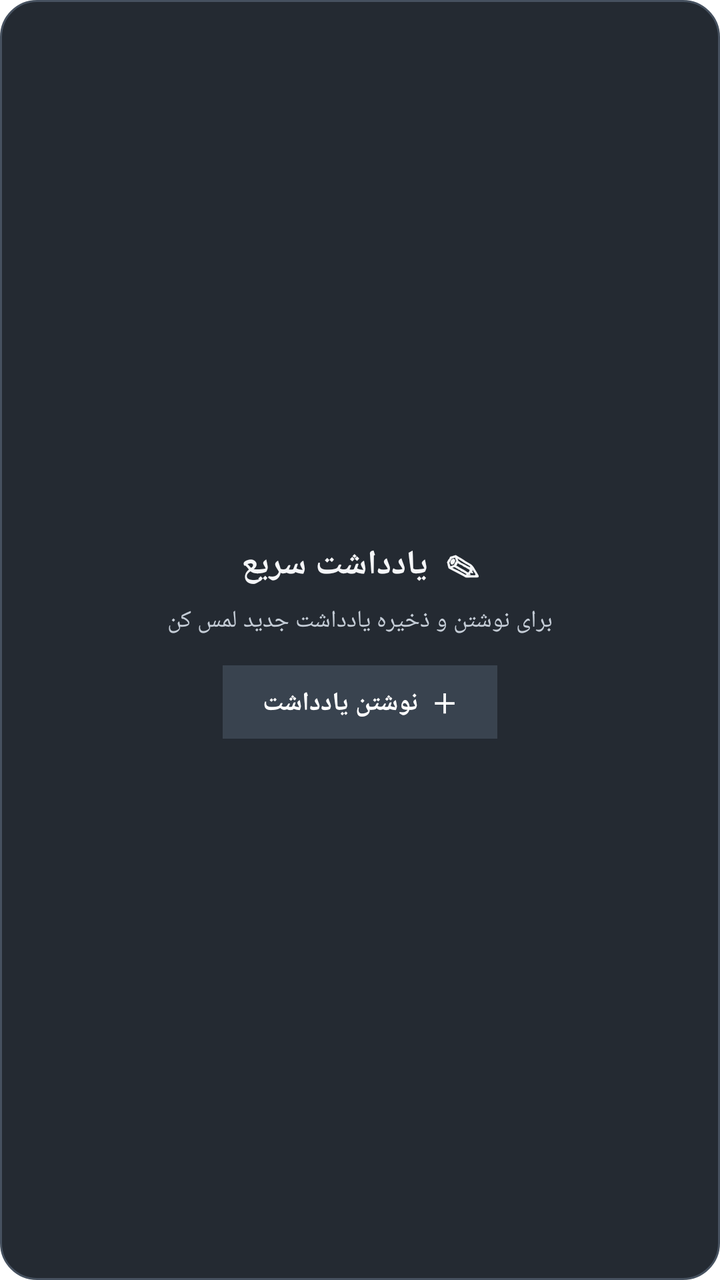
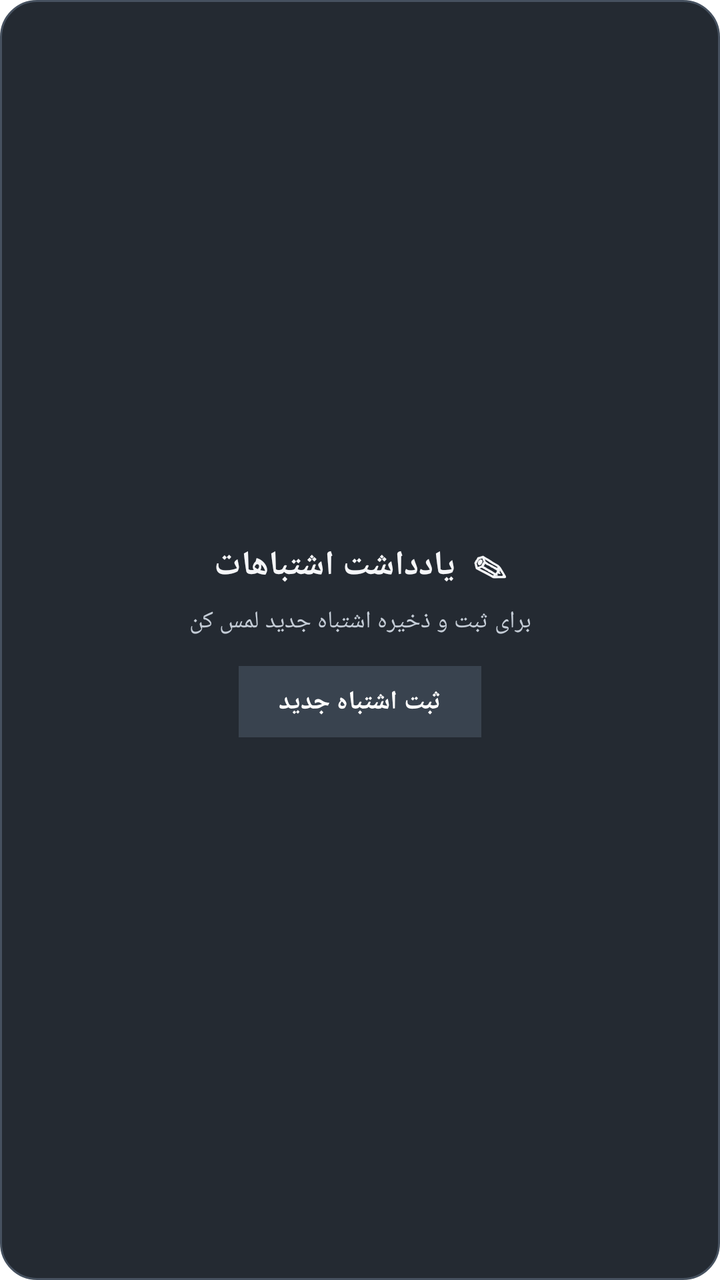

Two renders of the same Android screen: before a commit and after it. Below are the layout's source before the change and the commit's diff.
<!-- AndroidManifest.xml: fallback theme Theme.MaterialComponents.DayNight.NoActionBar -->
<!-- res/layout/quick_note_widget.xml -->
<?xml version="1.0" encoding="utf-8"?>
<LinearLayout xmlns:android="http://schemas.android.com/apk/res/android"
    android:id="@+id/quick_note_root"
    android:layout_width="match_parent"
    android:layout_height="match_parent"
    android:background="@drawable/notebook_widget_background"
    android:clickable="true"
    android:focusable="true"
    android:gravity="center"
    android:orientation="vertical"
    android:padding="16dp"
    android:layoutDirection="locale">

    <TextView
        android:layout_width="match_parent"
        android:layout_height="wrap_content"
        android:gravity="center"
        android:text="✎  یادداشت سریع"
        android:textColor="#F5F6F8"
        android:textSize="17sp"
        android:textStyle="bold" />

    <TextView
        android:layout_width="match_parent"
        android:layout_height="wrap_content"
        android:layout_marginTop="8dp"
        android:gravity="center"
        android:text="برای نوشتن و ذخیره یادداشت جدید لمس کن"
        android:textColor="#C4CCD6"
        android:textSize="12sp" />

    <TextView
        android:id="@+id/quick_note_open"
        android:layout_width="wrap_content"
        android:layout_height="wrap_content"
        android:layout_marginTop="14dp"
        android:background="#39434F"
        android:paddingStart="20dp"
        android:paddingTop="9dp"
        android:paddingEnd="20dp"
        android:paddingBottom="9dp"
        android:text="＋  نوشتن یادداشت"
        android:textColor="#FFFFFF"
        android:textSize="13sp"
        android:textStyle="bold" />
</LinearLayout>
<!-- resources referenced by this layout -->
<resources>
  <!-- drawable notebook_widget_background (drawable) -->
  <?xml version="1.0" encoding="utf-8"?>
  <shape xmlns:android="http://schemas.android.com/apk/res/android" android:shape="rectangle">
      <solid android:color="#242A32" />
      <corners android:radius="18dp" />
      <stroke android:width="1dp" android:color="#46515F" />
  </shape>
</resources>

<!-- the commit's change to res/layout/quick_note_widget.xml (unified diff, before → after) -->
@@ -15,7 +15,7 @@
         android:layout_width="match_parent"
         android:layout_height="wrap_content"
         android:gravity="center"
-        android:text="✎  یادداشت سریع"
+        android:text="✎  یادداشت اشتباهات"
         android:textColor="#F5F6F8"
         android:textSize="17sp"
         android:textStyle="bold" />
@@ -25,7 +25,7 @@
         android:layout_height="wrap_content"
         android:layout_marginTop="8dp"
         android:gravity="center"
-        android:text="برای نوشتن و ذخیره یادداشت جدید لمس کن"
+        android:text="برای ثبت و ذخیره اشتباه جدید لمس کن"
         android:textColor="#C4CCD6"
         android:textSize="12sp" />
 
@@ -39,7 +39,7 @@
         android:paddingTop="9dp"
         android:paddingEnd="20dp"
         android:paddingBottom="9dp"
-        android:text="＋  نوشتن یادداشت"
+        android:text="ثبت اشتباه جدید"
         android:textColor="#FFFFFF"
         android:textSize="13sp"
         android:textStyle="bold" />
